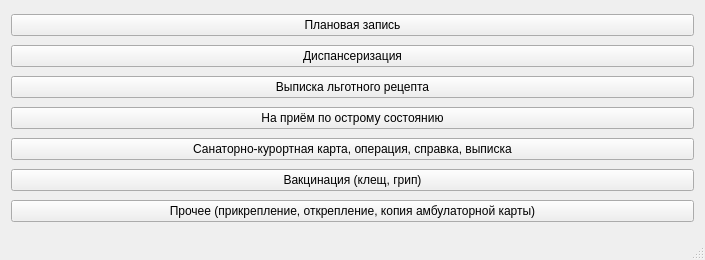
Qt form mainwindow.ui (federicovalenso/clinicTicketsQueueClient) before a commit.
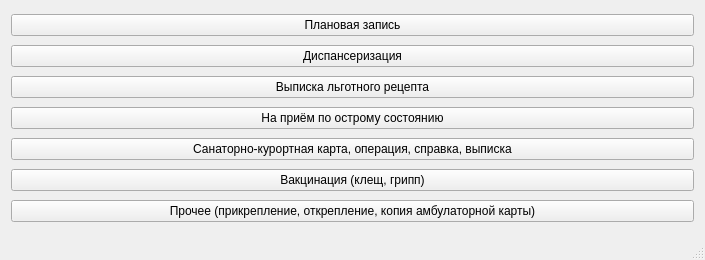
The same form after that commit. Icons and pictures are not drawn.

Patch:
```diff
--- a/mainwindow.ui
+++ b/mainwindow.ui
@@ -79,7 +79,7 @@
     <item>
      <widget class="QPushButton" name="btnVaccine">
       <property name="text">
-       <string>Вакцинация (клещ, грип)</string>
+       <string>Вакцинация (клещ, грипп)</string>
       </property>
       <property name="icon">
        <iconset resource="res.qrc">
```
Left out of the diff: 2 changed lines with no effect on the pictures.
